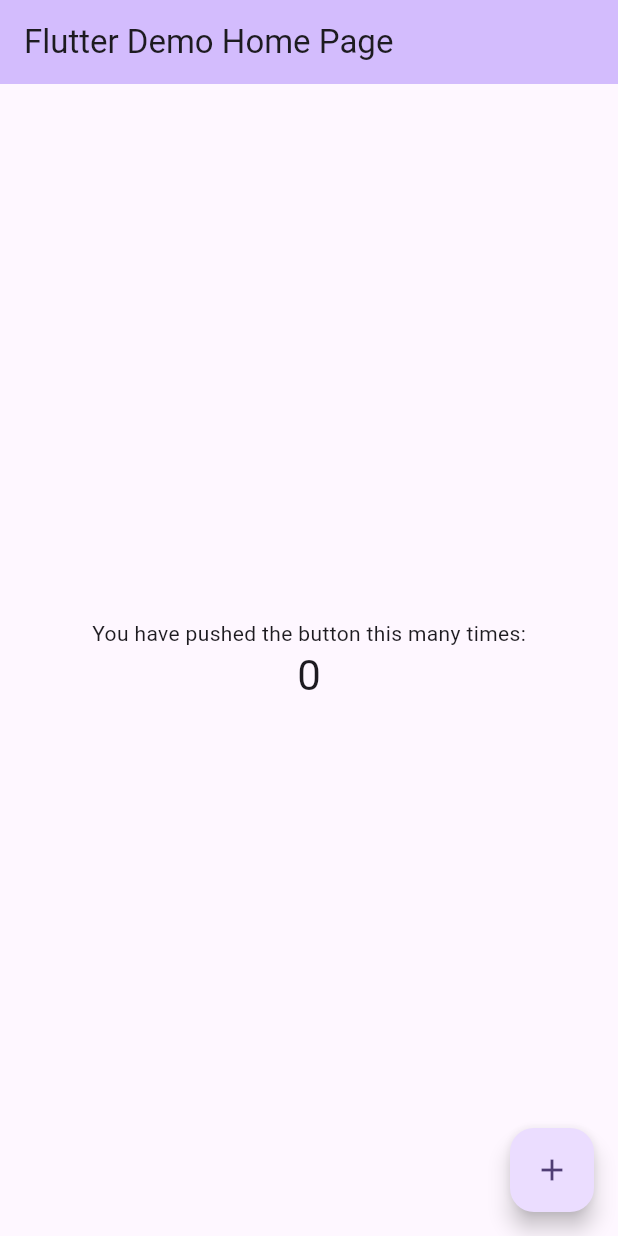
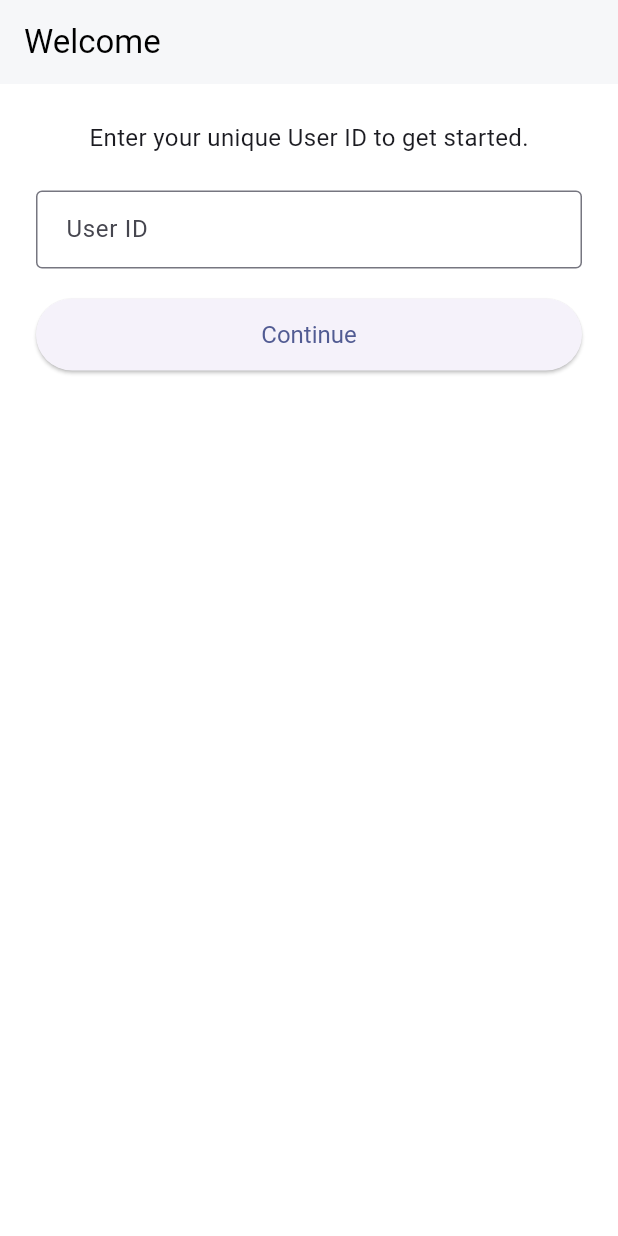
Before and after one commit to iheeb/COS-Challenge, a Flutter app: the screen it shows after launch, on a phone screen of 412 x 824 dp. Run offline on Flutter 3.47's test engine with Material 3 defaults, Android fonts, the phone set to English and light mode, and no system bars; our stand-ins replace flutter_riverpod, hive_flutter, shared_preferences; accounts and stored records are empty.

Commit message:
Add userId persistence, UserIdScreen and userIdProvider

```diff
--- /dev/null
+++ b/cos_challenge/lib/app.dart
@@ -0,0 +1,39 @@
+import 'package:cos_challenge/core/utils/app_strings.dart';
+import 'package:cos_challenge/core/utils/app_theme.dart';
+import 'package:cos_challenge/features/auth/application/user_provider.dart';
+import 'package:cos_challenge/features/auth/presentation/screens/user_id_screen.dart';
+import 'package:cos_challenge/features/vin_input/presentation/screens/vin_input_screen.dart';
+import 'package:flutter/material.dart';
+import 'package:flutter_riverpod/flutter_riverpod.dart';
+
+class MyApp extends ConsumerWidget {
+  const MyApp({super.key});
+
+  @override
+  Widget build(BuildContext context, WidgetRef ref) {
+    final userIdAsync = ref.watch(userIdProvider);
+
+    return MaterialApp(
+      title: 'CarOnSale Flutter Challenge',
+      theme: lightTheme,
+      darkTheme: darkTheme,
+      themeMode: ThemeMode.system,
+      home: userIdAsync.when(
+        data: (userId) => userId == null ? UserIdScreen() : VinInputScreen(),
+        loading:
+            () => const Scaffold(
+              body: Center(child: CircularProgressIndicator()),
+            ),
+        error:
+            (e, _) => Scaffold(
+              body: Padding(
+                padding: const EdgeInsets.all(24),
+                child: Center(
+                  child: Text(UserIdStrings.userLoadingError + e.toString()),
+                ),
+              ),
+            ),
+      ),
+    );
+  }
+}
--- /dev/null
+++ b/cos_challenge/lib/core/services/local_storage_service.dart
@@ -0,0 +1,21 @@
+import 'package:cos_challenge/core/utils/app_strings.dart';
+import 'package:flutter_riverpod/flutter_riverpod.dart';
+import 'package:shared_preferences/shared_preferences.dart';
+
+final localStorageServiceProvider = Provider<LocalStorageService>((ref) {
+  return LocalStorageService();
+});
+
+class LocalStorageService {
+  static const _userIdKey = UserIdStrings.userIdKey;
+
+  Future<void> saveUserId(String userId) async {
+    final prefs = await SharedPreferences.getInstance();
+    await prefs.setString(_userIdKey, userId);
+  }
+
+  Future<String?> getUserId() async {
+    final prefs = await SharedPreferences.getInstance();
+    return prefs.getString(_userIdKey);
+  }
+}
--- /dev/null
+++ b/cos_challenge/lib/core/utils/app_strings.dart
@@ -0,0 +1,13 @@
+class AppStrings {
+  static const String appName = 'MyApp';
+}
+
+class UserIdStrings {
+  static const userWelcom = 'Welcome';
+  static const userPrompt = 'Enter your unique User ID to get started.';
+  static const userIdHint = 'User ID';
+  static const userError = 'Please enter a User ID';
+  static const userLoadingError = 'Error loading user ID: ';
+  static const userContinueButton = 'Continue';
+  static const userIdKey = 'user_id';
+}
--- /dev/null
+++ b/cos_challenge/lib/core/utils/app_theme.dart
@@ -0,0 +1,54 @@
+import 'package:flutter/material.dart';
+
+final lightTheme = ThemeData(
+  brightness: Brightness.light,
+  colorScheme: ColorScheme.fromSeed(seedColor: Colors.indigo),
+  useMaterial3: true,
+  scaffoldBackgroundColor: Colors.white,
+  appBarTheme: const AppBarTheme(
+    backgroundColor: Colors.white,
+    foregroundColor: Colors.black,
+    elevation: 1,
+  ),
+  inputDecorationTheme: const InputDecorationTheme(
+    border: OutlineInputBorder(),
+    focusedBorder: OutlineInputBorder(
+      borderSide: BorderSide(color: Colors.indigo),
+    ),
+    contentPadding: EdgeInsets.symmetric(horizontal: 16, vertical: 14),
+  ),
+  elevatedButtonTheme: ElevatedButtonThemeData(
+    style: ElevatedButton.styleFrom(
+      minimumSize: const Size.fromHeight(48),
+      textStyle: const TextStyle(fontSize: 16),
+    ),
+  ),
+);
+
+final darkTheme = ThemeData(
+  brightness: Brightness.dark,
+  colorScheme: ColorScheme.fromSeed(
+    seedColor: Colors.indigo,
+    brightness: Brightness.dark,
+  ),
+  useMaterial3: true,
+  scaffoldBackgroundColor: Colors.black,
+  appBarTheme: const AppBarTheme(
+    backgroundColor: Colors.black,
+    foregroundColor: Colors.white,
+    elevation: 1,
+  ),
+  inputDecorationTheme: const InputDecorationTheme(
+    border: OutlineInputBorder(),
+    focusedBorder: OutlineInputBorder(
+      borderSide: BorderSide(color: Colors.indigoAccent),
+    ),
+    contentPadding: EdgeInsets.symmetric(horizontal: 16, vertical: 14),
+  ),
+  elevatedButtonTheme: ElevatedButtonThemeData(
+    style: ElevatedButton.styleFrom(
+      minimumSize: const Size.fromHeight(48),
+      textStyle: const TextStyle(fontSize: 16),
+    ),
+  ),
+);
--- /dev/null
+++ b/cos_challenge/lib/features/auth/application/user_provider.dart
@@ -0,0 +1,6 @@
+import 'package:cos_challenge/core/services/local_storage_service.dart';
+import 'package:flutter_riverpod/flutter_riverpod.dart';
+
+final userIdProvider = FutureProvider<String?>((ref) async {
+  return ref.read(localStorageServiceProvider).getUserId();
+});
--- /dev/null
+++ b/cos_challenge/lib/features/auth/presentation/screens/user_id_screen.dart
@@ -0,0 +1,73 @@
+import 'package:cos_challenge/core/services/local_storage_service.dart';
+import 'package:cos_challenge/core/utils/app_strings.dart';
+import 'package:cos_challenge/features/vin_input/presentation/screens/vin_input_screen.dart';
+import 'package:flutter/material.dart';
+import 'package:flutter_riverpod/flutter_riverpod.dart';
+
+class UserIdScreen extends ConsumerStatefulWidget {
+  const UserIdScreen({super.key});
+
+  @override
+  UserIdScreenState createState() => UserIdScreenState();
+}
+
+class UserIdScreenState extends ConsumerState<UserIdScreen> {
+  final _formKey = GlobalKey<FormState>();
+  final _userIdController = TextEditingController();
+
+  @override
+  void dispose() {
+    _userIdController.dispose();
+    super.dispose();
+  }
+
+  void _submit() async {
+    if (_formKey.currentState!.validate()) {
+      final userId = _userIdController.text.trim();
+      await ref.read(localStorageServiceProvider).saveUserId(userId);
+      if (!mounted) return;
+      Navigator.pushReplacement(
+        context,
+        MaterialPageRoute(builder: (context) => VinInputScreen()),
+      );
+    }
+  }
+
+  @override
+  Widget build(BuildContext context) {
+    return Scaffold(
+      appBar: AppBar(title: Text(UserIdStrings.userWelcom)),
+      body: Padding(
+        padding: EdgeInsets.all(24),
+        child: Form(
+          key: _formKey,
+          child: Column(
+            children: [
+              const Text(
+                UserIdStrings.userPrompt,
+                style: TextStyle(fontSize: 16),
+              ),
+              const SizedBox(height: 24),
+              TextFormField(
+                controller: _userIdController,
+                decoration: InputDecoration(
+                  labelText: UserIdStrings.userIdHint,
+                ),
+                validator:
+                    (value) =>
+                        value == null || value.isEmpty
+                            ? UserIdStrings.userError
+                            : null,
+              ),
+              const SizedBox(height: 20),
+              ElevatedButton(
+                onPressed: _submit,
+                child: Text(UserIdStrings.userContinueButton),
+              ),
+            ],
+          ),
+        ),
+      ),
+    );
+  }
+}
--- /dev/null
+++ b/cos_challenge/lib/features/vin_input/presentation/screens/vin_input_screen.dart
@@ -0,0 +1,10 @@
+import 'package:flutter/material.dart';
+
+class VinInputScreen extends StatelessWidget {
+  const VinInputScreen({super.key});
+
+  @override
+  Widget build(BuildContext context) {
+    return const Placeholder();
+  }
+}
--- a/cos_challenge/lib/main.dart
+++ b/cos_challenge/lib/main.dart
@@ -1,122 +1,14 @@
 import 'package:flutter/material.dart';
+import 'package:flutter_riverpod/flutter_riverpod.dart';
+import 'package:hive_flutter/hive_flutter.dart';
+import 'package:path_provider/path_provider.dart' as path_provider;
+import 'app.dart';
 
-void main() {
-  runApp(const MyApp());
+void main() async {
+  WidgetsFlutterBinding.ensureInitialized();
+  final dir = await path_provider.getApplicationDocumentsDirectory();
+
+  await Hive.initFlutter(dir.path);
+
+  runApp(ProviderScope(child: MyApp()));
 }
-
-class MyApp extends StatelessWidget {
-  const MyApp({super.key});
-
-  // This widget is the root of your application.
-  @override
-  Widget build(BuildContext context) {
-    return MaterialApp(
-      title: 'Flutter Demo',
-      theme: ThemeData(
-        // This is the theme of your application.
-        //
-        // TRY THIS: Try running your application with "flutter run". You'll see
-        // the application has a purple toolbar. Then, without quitting the app,
-        // try changing the seedColor in the colorScheme below to Colors.green
-        // and then invoke "hot reload" (save your changes or press the "hot
-        // reload" button in a Flutter-supported IDE, or press "r" if you used
-        // the command line to start the app).
-        //
-        // Notice that the counter didn't reset back to zero; the application
-        // state is not lost during the reload. To reset the state, use hot
-        // restart instead.
-        //
-        // This works for code too, not just values: Most code changes can be
-        // tested with just a hot reload.
-        colorScheme: ColorScheme.fromSeed(seedColor: Colors.deepPurple),
-      ),
-      home: const MyHomePage(title: 'Flutter Demo Home Page'),
-    );
-  }
-}
-
-class MyHomePage extends StatefulWidget {
-  const MyHomePage({super.key, required this.title});
-
-  // This widget is the home page of your application. It is stateful, meaning
-  // that it has a State object (defined below) that contains fields that affect
-  // how it looks.
-
-  // This class is the configuration for the state. It holds the values (in this
-  // case the title) provided by the parent (in this case the App widget) and
-  // used by the build method of the State. Fields in a Widget subclass are
-  // always marked "final".
-
-  final String title;
-
-  @override
-  State<MyHomePage> createState() => _MyHomePageState();
-}
-
-class _MyHomePageState extends State<MyHomePage> {
-  int _counter = 0;
-
-  void _incrementCounter() {
-    setState(() {
-      // This call to setState tells the Flutter framework that something has
-      // changed in this State, which causes it to rerun the build method below
-      // so that the display can reflect the updated values. If we changed
-      // _counter without calling setState(), then the build method would not be
-      // called again, and so nothing would appear to happen.
-      _counter++;
-    });
-  }
-
-  @override
-  Widget build(BuildContext context) {
-    // This method is rerun every time setState is called, for instance as done
-    // by the _incrementCounter method above.
-    //
-    // The Flutter framework has been optimized to make rerunning build methods
-    // fast, so that you can just rebuild anything that needs updating rather
-    // than having to individually change instances of widgets.
-    return Scaffold(
-      appBar: AppBar(
-        // TRY THIS: Try changing the color here to a specific color (to
-        // Colors.amber, perhaps?) and trigger a hot reload to see the AppBar
-        // change color while the other colors stay the same.
-        backgroundColor: Theme.of(context).colorScheme.inversePrimary,
-        // Here we take the value from the MyHomePage object that was created by
-        // the App.build method, and use it to set our appbar title.
-        title: Text(widget.title),
-      ),
-      body: Center(
-        // Center is a layout widget. It takes a single child and positions it
-        // in the middle of the parent.
-        child: Column(
-          // Column is also a layout widget. It takes a list of children and
-          // arranges them vertically. By default, it sizes itself to fit its
-          // children horizontally, and tries to be as tall as its parent.
-          //
-          // Column has various properties to control how it sizes itself and
-          // how it positions its children. Here we use mainAxisAlignment to
-          // center the children vertically; the main axis here is the vertical
-          // axis because Columns are vertical (the cross axis would be
-          // horizontal).
-          //
-          // TRY THIS: Invoke "debug painting" (choose the "Toggle Debug Paint"
-          // action in the IDE, or press "p" in the console), to see the
-          // wireframe for each widget.
-          mainAxisAlignment: MainAxisAlignment.center,
-          children: <Widget>[
-            const Text('You have pushed the button this many times:'),
-            Text(
-              '$_counter',
-              style: Theme.of(context).textTheme.headlineMedium,
-            ),
-          ],
-        ),
-      ),
-      floatingActionButton: FloatingActionButton(
-        onPressed: _incrementCounter,
-        tooltip: 'Increment',
-        child: const Icon(Icons.add),
-      ), // This trailing comma makes auto-formatting nicer for build methods.
-    );
-  }
-}
```
